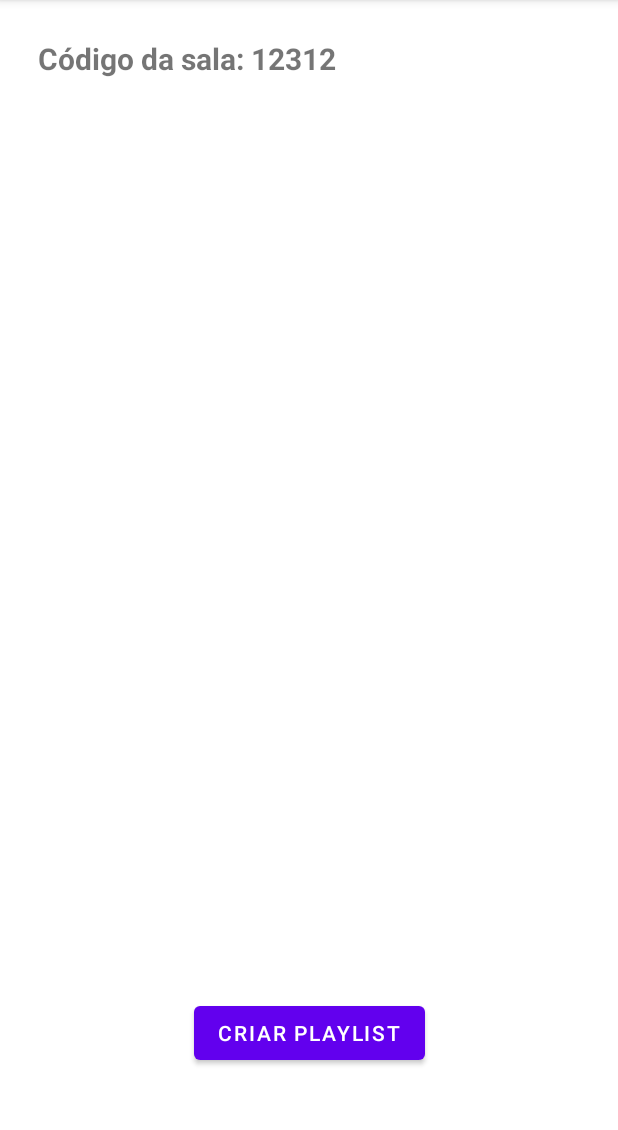
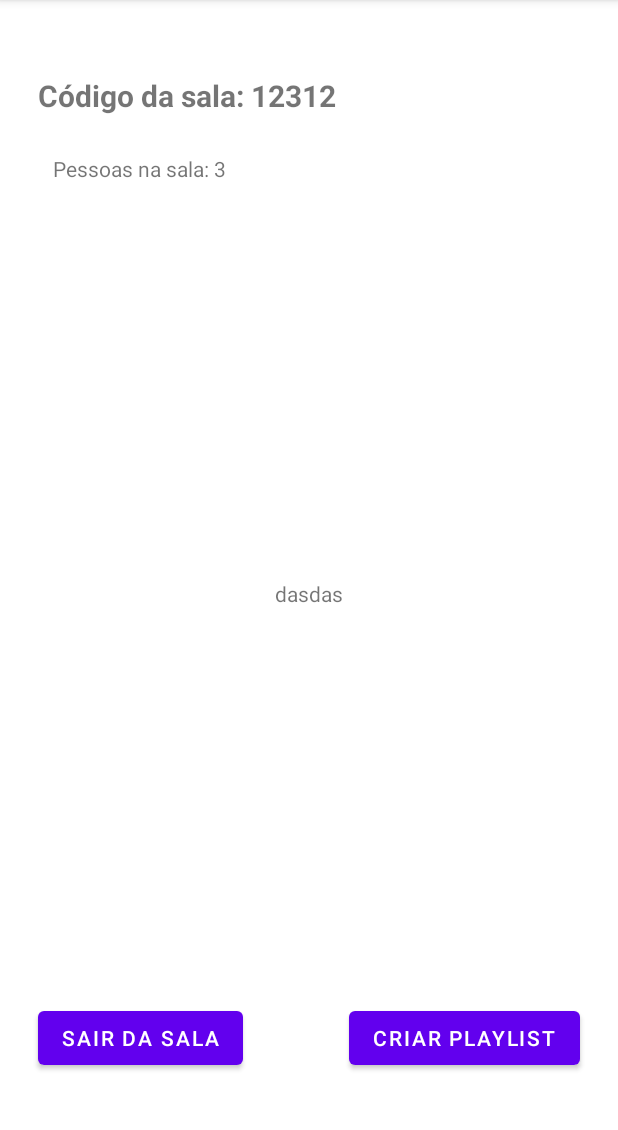
Before and after one commit to Gabriel-Oliveira-Borges/SongsMatchAndroid, an Android app: the RoomFragment screen opened through its navigation route, on a phone screen of 412 x 824 dp, the part 84-1214 px from its top. Run offline under Robolectric (Android 15) with nearby library versions, the phone set to English and light mode, and no system bars; our stand-ins replace Dagger/Hilt's generated code, data binding; libraries missing offline, so code that uses them is left out: com.spotify.android, com.spotify.sdk; 2 statements that could not run were skipped.

Commit message:
Adding room fragment

```diff
--- a/app/src/main/java/com/example/songmatch/core/data/FirebaseDataSource.kt
+++ b/app/src/main/java/com/example/songmatch/core/data/FirebaseDataSource.kt
@@ -138,8 +138,8 @@ class FirebaseDataSourceImp @Inject constructor(
     }
 
     override suspend fun getRoom(roomCode: String): ResultOf<FirebaseDataSource.FirebaseRoom?, Unit> {
-        return  this.getDocument(FirebaseCollections.ROOM_COLLECTION, roomCode).mapSuccess {
-            val data = it.data
+        return  this.getDocument(FirebaseCollections.ROOM_COLLECTION, roomCode).mapSuccess {data ->
+            Log.d("FirebaseDataSource", data.toString())
             FirebaseDataSource.FirebaseRoom(
                 usersToken = data?.get("usersToken") as List<String>,
                 roomCode = (data["roomCode"] as Long).toInt(),
@@ -274,14 +274,14 @@ class FirebaseDataSourceImp @Inject constructor(
         return result
     }
 
-    private suspend inline fun getDocument(collection: String, document: String): ResultOf<DocumentSnapshot, Unit> {
-        lateinit var result: ResultOf<DocumentSnapshot, Unit>
+    private suspend inline fun getDocument(collection: String, document: String): ResultOf<Map<String, Any>?, Unit> {
+        lateinit var result: ResultOf<Map<String, Any>?, Unit>
         firestore
             .collection(collection)
             .document(document)
             .get()
             .addOnSuccessListener {
-                result = ResultOf.Success(it)
+                result = ResultOf.Success(it.data)
             }
             .addOnFailureListener {
                 Log.e("FirebaseError", it.localizedMessage ?: it.message ?: "")
--- a/app/src/main/java/com/example/songmatch/core/domain/RoomRepository.kt
+++ b/app/src/main/java/com/example/songmatch/core/domain/RoomRepository.kt
@@ -1,5 +1,6 @@
 package com.example.songmatch.core.domain
 
+import android.util.Log
 import com.example.songmatch.core.data.FirebaseDataSource
 import com.example.songmatch.core.domain.model.Room
 import com.example.songmatch.core.domain.model.User
@@ -36,9 +37,7 @@ class RoomRepositoryImp @Inject constructor(
     }
 
     override suspend fun isRoomCodeValid(roomCode: String, userToken: String): Boolean {
-        val room = firebaseDataSource.getRoom(roomCode).handleResult() ?: return false
-
-        return !room.usersToken.contains(userToken)
+        return firebaseDataSource.getRoom(roomCode).handleResult() != null
     }
 
     override suspend fun joinRoom(roomCode: String, userToken: String): ResultOf<Unit, Unit> {
--- a/app/src/main/java/com/example/songmatch/core/useCase/JoinRoomUseCase.kt
+++ b/app/src/main/java/com/example/songmatch/core/useCase/JoinRoomUseCase.kt
@@ -16,7 +16,9 @@ class JoinRoomUseCaseImp @Inject constructor(
     override suspend fun invoke(roomCode: String): ResultOf<Unit, String> {
         val user = sessionRepository.getCurrentUser().handleResult() ?: return ResultOf.Error("Usuário não encontrado")
 
-        return if (roomRepository.isRoomCodeValid(roomCode, user.spotifyUser.token)) {
+        return if (user.currentRoom != null) {
+            ResultOf.Success(Unit)
+        } else if (roomRepository.isRoomCodeValid(roomCode, user.spotifyUser.token)) {
             roomRepository.joinRoom(roomCode, userToken = user.spotifyUser.token).mapError {
                 "Erro ao entrar na sala"
             }
--- a/app/src/main/java/com/example/songmatch/mainMenu/presentation/JoinRoomFragment.kt
+++ b/app/src/main/java/com/example/songmatch/mainMenu/presentation/JoinRoomFragment.kt
@@ -7,6 +7,7 @@ import android.view.ViewGroup
 import androidx.fragment.app.viewModels
 import com.example.songmatch.databinding.JoinRoomFragmentBinding
 import com.example.songmatch.core.presentation.BaseFragment
+import com.example.songmatch.mainMenu.presentation.model.JoinRoomViewState
 import dagger.hilt.android.AndroidEntryPoint
 
 @AndroidEntryPoint
@@ -21,7 +22,18 @@ class JoinRoomFragment : BaseFragment() {
         return JoinRoomFragmentBinding.inflate(inflater, container, false).apply {
             this.viewModel = this@JoinRoomFragment.viewModel
             this.lifecycleOwner = this@JoinRoomFragment.viewLifecycleOwner
+            this@JoinRoomFragment.observeActions()
         }.root
+    }
+
+    private fun observeActions() {
+        viewModel.viewState.action.observe(viewLifecycleOwner) {
+            when(it) {
+                is JoinRoomViewState.Action.NavigateToRoomFragment -> {
+                    navController.navigate(JoinRoomFragmentDirections.actionJoinRoomFragmentToRoomFragment())
+                }
+            }
+        }
     }
 
     companion object {
@@ -30,10 +42,9 @@ class JoinRoomFragment : BaseFragment() {
 }
 
 //O que falta fazer:
-//            2 - Criar o projeto no firebase
-//            3 - Colocar o firebase no projeto. Subir todas as músicas do usuário lá.
-//            4 - Criar sala
 //            5 - Entrar na sala
 //            6 - Tela da sala. Mostrar quantas pessoas estao nela. Quando tiver mais que 2, criar playlist com as músicas já subidas no firebase!
 //            7 - Tela de player e recicle view das músicas(se der tempo)
-//            6 - Ajustes finos de design
+//            8 - Reorganizar arquivos.
+//            9 - Fazer testes unitários das principais classes
+//            10 - Ajustes finos de design
--- a/app/src/main/java/com/example/songmatch/mainMenu/presentation/JoinRoomViewModel.kt
+++ b/app/src/main/java/com/example/songmatch/mainMenu/presentation/JoinRoomViewModel.kt
@@ -1,5 +1,6 @@
 package com.example.songmatch.mainMenu.presentation
 
+import android.util.Log
 import androidx.lifecycle.viewModelScope
 import com.example.songmatch.core.presentation.BaseViewModel
 import com.example.songmatch.core.useCase.JoinRoomUseCase
@@ -22,8 +23,11 @@ class JoinRoomViewModel @Inject constructor(
     fun onJoinRoomPressed() {
         viewModelScope.launch {
             if (viewState.roomCode.value?.length == 5) {
-                joinRoomUseCase(roomCode = viewState.roomCode.value!!)
-                viewState.action.postValue(JoinRoomViewState.Action.NavigateToRoomFragment)
+                joinRoomUseCase(roomCode = viewState.roomCode.value!!).onSuccess {
+                    viewState.action.postValue(JoinRoomViewState.Action.NavigateToRoomFragment)
+                }.onError {
+                    Log.d("Joinroom error", it)
+                }
             } else {
 //            TODO: Let user know it
             }
--- a/app/src/main/java/com/example/songmatch/mainMenu/presentation/RoomFragment.kt
+++ b/app/src/main/java/com/example/songmatch/mainMenu/presentation/RoomFragment.kt
@@ -5,8 +5,12 @@ import android.view.LayoutInflater
 import android.view.View
 import android.view.ViewGroup
 import androidx.fragment.app.viewModels
+import androidx.recyclerview.widget.LinearLayoutManager
+import androidx.recyclerview.widget.RecyclerView
 import com.example.songmatch.core.presentation.BaseFragment
+import com.example.songmatch.databinding.PersonInRoomItemBinding
 import com.example.songmatch.databinding.RoomFragmentBinding
+import com.example.songmatch.mainMenu.presentation.adapter.UsersInRoomAdapter
 import com.example.songmatch.mainMenu.presentation.model.MainMenuViewAction
 import com.example.songmatch.mainMenu.presentation.model.RoomViewAction
 import dagger.hilt.android.AndroidEntryPoint
@@ -22,7 +26,8 @@ class RoomFragment: BaseFragment() {
     ): View? {
         return RoomFragmentBinding.inflate(inflater, container, false).apply {
             this.lifecycleOwner = this@RoomFragment.viewLifecycleOwner
-
+            recyclerView.adapter = UsersInRoomAdapter(this@RoomFragment.viewModel)
+            recyclerView.layoutManager = LinearLayoutManager(this@RoomFragment.context)
         }.root
     }
 
--- a/app/src/main/java/com/example/songmatch/mainMenu/presentation/RoomViewModel.kt
+++ b/app/src/main/java/com/example/songmatch/mainMenu/presentation/RoomViewModel.kt
@@ -26,8 +26,12 @@ class RoomViewModel @Inject constructor(
 
     private fun listenToCurrentRoom() {
         viewModelScope.launch {
-            listenToCurrentRoomUseCase()?.collect {
-                Log.d("RoomViewModel", it.handleResult().toString())
+            listenToCurrentRoomUseCase()?.collect {result ->
+                result.onSuccess {room ->
+                    viewState.room = room
+                }.onError {
+                    listenToCurrentRoom()
+                }
             }
         }
     }
--- /dev/null
+++ b/app/src/main/java/com/example/songmatch/mainMenu/presentation/adapter/UsersInRoomRecycleView.kt
@@ -0,0 +1,35 @@
+package com.example.songmatch.mainMenu.presentation.adapter
+
+import android.view.LayoutInflater
+import android.view.ViewGroup
+import androidx.recyclerview.widget.RecyclerView
+import com.example.songmatch.databinding.PersonInRoomItemBinding
+import com.example.songmatch.mainMenu.presentation.RoomViewModel
+
+
+class UsersInRoomAdapter(private val viewModel: RoomViewModel): RecyclerView.Adapter<UsersInRoomAdapter.ViewHolder>() {
+    lateinit var binding: PersonInRoomItemBinding
+
+    class ViewHolder(var binding: PersonInRoomItemBinding): RecyclerView.ViewHolder(binding.root) {
+        fun bind(item: String) {
+            binding.room = item
+            binding.executePendingBindings()
+        }
+    }
+
+    override fun onCreateViewHolder(parent: ViewGroup, viewType: Int): ViewHolder {
+        binding = PersonInRoomItemBinding.inflate(LayoutInflater.from(parent.context), parent, false)
+
+        return ViewHolder(binding)
+    }
+
+    override fun getItemCount(): Int {
+        return viewModel.viewState.room.usersToken.size ?: 0
+    }
+
+    override fun onBindViewHolder(holder: ViewHolder, position: Int) {
+        viewModel.viewState.room.let {
+            holder.bind(it.usersToken[position])
+        }
+    }
+}
--- a/app/src/main/java/com/example/songmatch/mainMenu/presentation/model/RoomViewState.kt
+++ b/app/src/main/java/com/example/songmatch/mainMenu/presentation/model/RoomViewState.kt
@@ -1,5 +1,13 @@
 package com.example.songmatch.mainMenu.presentation.model
 
+import androidx.lifecycle.MutableLiveData
+import com.example.songmatch.core.domain.model.Room
+
 class RoomViewState {
-
+    var room = Room(
+        listOf("dasdas", "sadsa"),
+        96330,
+        playlistCreated = false,
+        playlistLink = ""
+    )
 }
--- /dev/null
+++ b/app/src/main/res/layout/person_in_room_item.xml
@@ -0,0 +1,27 @@
+<?xml version="1.0" encoding="utf-8"?>
+<layout xmlns:app="http://schemas.android.com/apk/res-auto"
+    xmlns:tools="http://schemas.android.com/tools"
+    xmlns:android="http://schemas.android.com/apk/res/android">
+
+    <data>
+        <variable
+            name="room"
+            type="String" />
+    </data>
+
+    <androidx.constraintlayout.widget.ConstraintLayout
+        android:layout_width="match_parent"
+        android:layout_height="match_parent">
+
+        <TextView
+            android:id="@+id/textView4"
+            android:layout_width="wrap_content"
+            android:layout_height="wrap_content"
+            android:text="@{room}"
+            app:layout_constraintBottom_toBottomOf="parent"
+            app:layout_constraintEnd_toEndOf="parent"
+            app:layout_constraintStart_toStartOf="parent"
+            app:layout_constraintTop_toTopOf="parent"
+            tools:text="12331" />
+    </androidx.constraintlayout.widget.ConstraintLayout>
+</layout>
--- a/app/src/main/res/layout/room_fragment.xml
+++ b/app/src/main/res/layout/room_fragment.xml
@@ -12,25 +12,57 @@
         android:layout_height="match_parent">
 
         <Button
+            android:id="@+id/button5"
+            android:layout_width="wrap_content"
+            android:layout_height="wrap_content"
+            android:layout_marginStart="25dp"
+            android:text="Sair da sala"
+            app:layout_constraintBaseline_toBaselineOf="@+id/button4"
+            app:layout_constraintStart_toStartOf="parent" />
+
+        <Button
             android:id="@+id/button4"
             android:layout_width="wrap_content"
             android:layout_height="wrap_content"
-            android:layout_marginBottom="55dp"
+            android:layout_marginEnd="25dp"
+            android:layout_marginBottom="52dp"
             android:text="Criar playlist"
             app:layout_constraintBottom_toBottomOf="parent"
-            app:layout_constraintEnd_toEndOf="parent"
-            app:layout_constraintStart_toStartOf="parent" />
+            app:layout_constraintEnd_toEndOf="parent" />
 
         <TextView
             android:id="@+id/textView2"
             android:layout_width="wrap_content"
             android:layout_height="wrap_content"
             android:layout_marginStart="25dp"
-            android:layout_marginTop="25dp"
+            android:layout_marginTop="50dp"
             android:text="Código da sala: 12312"
             android:textSize="20sp"
             android:textStyle="bold"
             app:layout_constraintStart_toStartOf="parent"
             app:layout_constraintTop_toTopOf="parent" />
+
+        <TextView
+            android:id="@+id/textView3"
+            android:layout_width="wrap_content"
+            android:layout_height="wrap_content"
+            android:layout_marginStart="10dp"
+            android:layout_marginTop="25dp"
+            android:text="Pessoas na sala: 3"
+            app:layout_constraintStart_toStartOf="@+id/textView2"
+            app:layout_constraintTop_toBottomOf="@+id/textView2" />
+
+        <androidx.recyclerview.widget.RecyclerView
+            android:id="@+id/recyclerView"
+            android:layout_width="409dp"
+            android:layout_height="508dp"
+            android:layout_marginStart="15dp"
+            android:layout_marginTop="15dp"
+            android:layout_marginEnd="15dp"
+            android:layout_marginBottom="15dp"
+            app:layout_constraintBottom_toTopOf="@+id/button5"
+            app:layout_constraintEnd_toEndOf="parent"
+            app:layout_constraintStart_toStartOf="parent"
+            app:layout_constraintTop_toBottomOf="@+id/textView3" />
     </androidx.constraintlayout.widget.ConstraintLayout>
 </layout>
```
Also changed, not shown: 2 other files.
